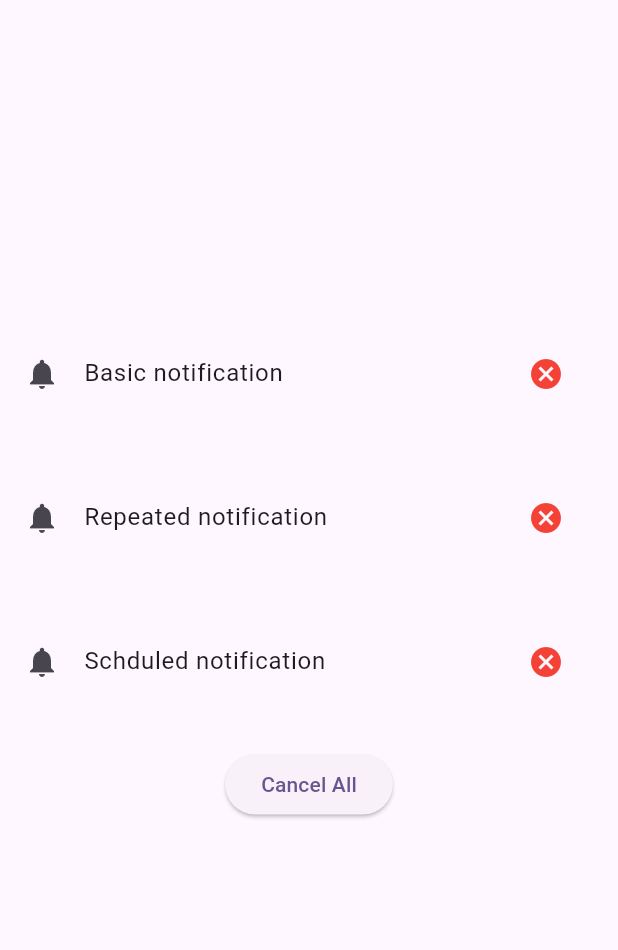
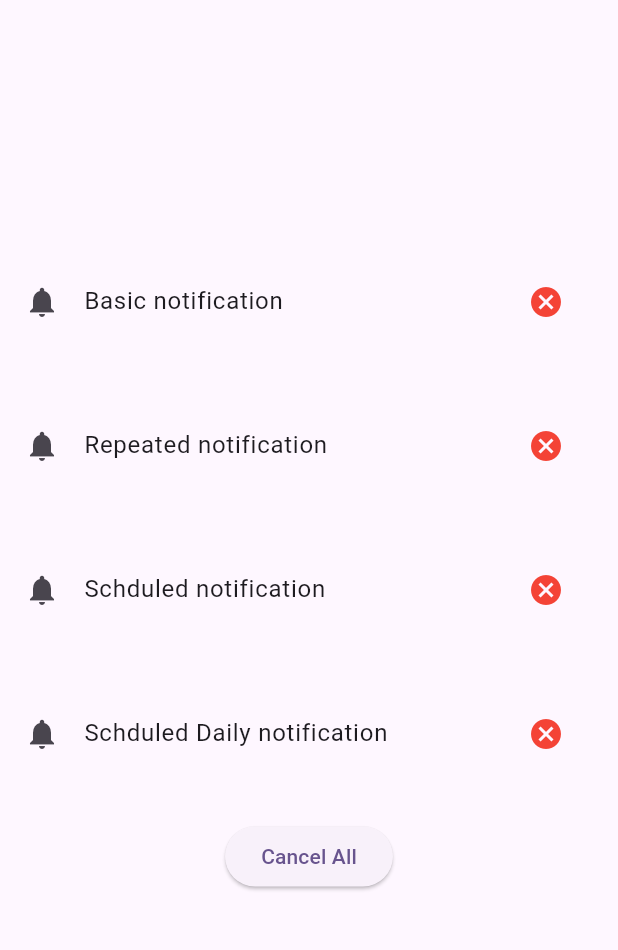
Before and after one commit to alsyedsophy/local-notification, a Flutter app: the screen it shows after launch, after a tap on the "cancel" icon, on a phone screen of 412 x 824 dp, the part 84-1034 px from its top. Run offline on Flutter 3.47's test engine with Material 3 defaults, Android fonts, the phone set to English and light mode, and no system bars; our stand-ins replace flutter_local_notifications, flutter_timezone, timezone; missing offline and left inert: workmanager.

Commit message:
Build Daily notifications

```diff
--- /dev/null
+++ b/devtools_options.yaml
@@ -0,0 +1,3 @@
+description: This file stores settings for Dart & Flutter DevTools.
+documentation: https://docs.flutter.dev/tools/devtools/extensions#configure-extension-enablement-states
+extensions:
--- a/lib/home_page.dart
+++ b/lib/home_page.dart
@@ -54,7 +54,7 @@ class _HomePageState extends State<HomePage> {
               title: Text("Basic notification"),
               trailing: IconButton(
                 onPressed: () {
-                  LocalNotificationService.calcleNotification(1);
+                  LocalNotificationService.calcleNotification(0);
                 },
                 icon: Icon(Icons.cancel, color: Colors.red),
               ),
@@ -68,7 +68,7 @@ class _HomePageState extends State<HomePage> {
               title: Text("Repeated notification"),
               trailing: IconButton(
                 onPressed: () {
-                  LocalNotificationService.calcleNotification(2);
+                  LocalNotificationService.calcleNotification(1);
                 },
                 icon: Icon(Icons.cancel, color: Colors.red),
               ),
@@ -80,6 +80,20 @@ class _HomePageState extends State<HomePage> {
               },
               leading: Icon(Icons.notifications),
               title: Text("Schduled notification"),
+              trailing: IconButton(
+                onPressed: () {
+                  LocalNotificationService.calcleNotification(2);
+                },
+                icon: Icon(Icons.cancel, color: Colors.red),
+              ),
+            ),
+            SizedBox(height: 40),
+            ListTile(
+              onTap: () {
+                LocalNotificationService.showScheduledDailyNotification();
+              },
+              leading: Icon(Icons.notifications),
+              title: Text("Schduled Daily notification"),
               trailing: IconButton(
                 onPressed: () {
                   LocalNotificationService.calcleNotification(3);
--- a/pubspec.yaml
+++ b/pubspec.yaml
@@ -38,6 +38,8 @@ dependencies:
   timezone: ^0.11.1
   flutter_timezone: ^5.1.1
   workmanager: ^0.10.10
+  get_it: ^9.3.0
+  flutter_bloc: ^9.1.1
 
 dev_dependencies:
   flutter_test:
```
Also changed, not shown: lib/local_notification_service.dart (+52 -0 lines), pubspec.lock.
